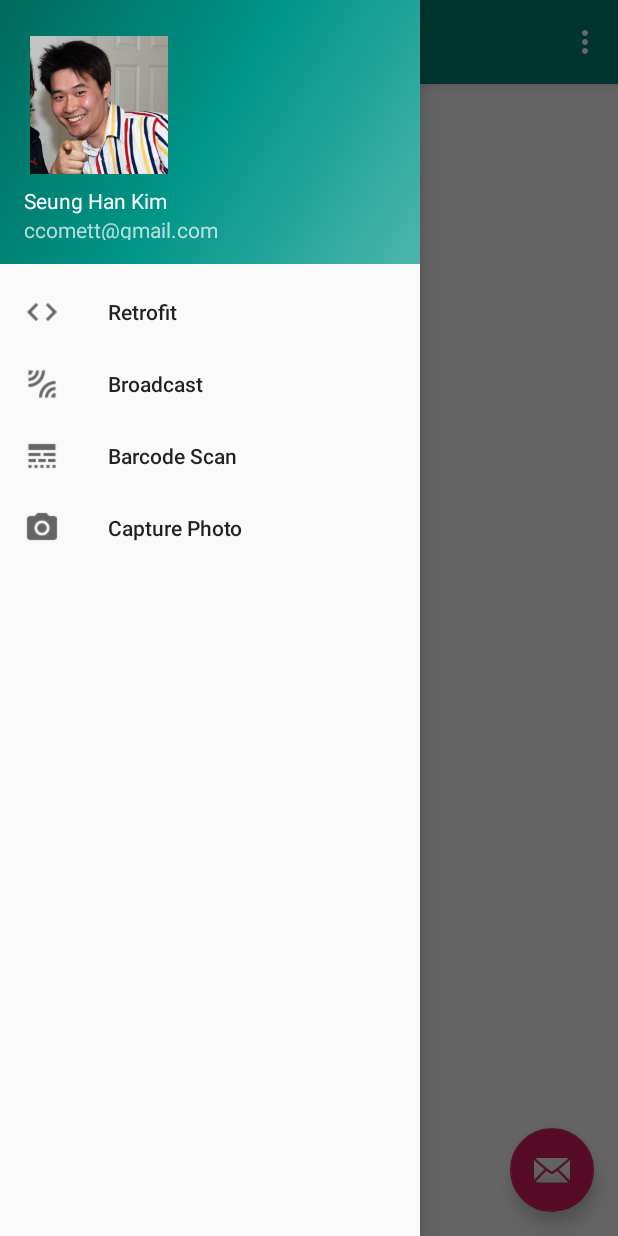
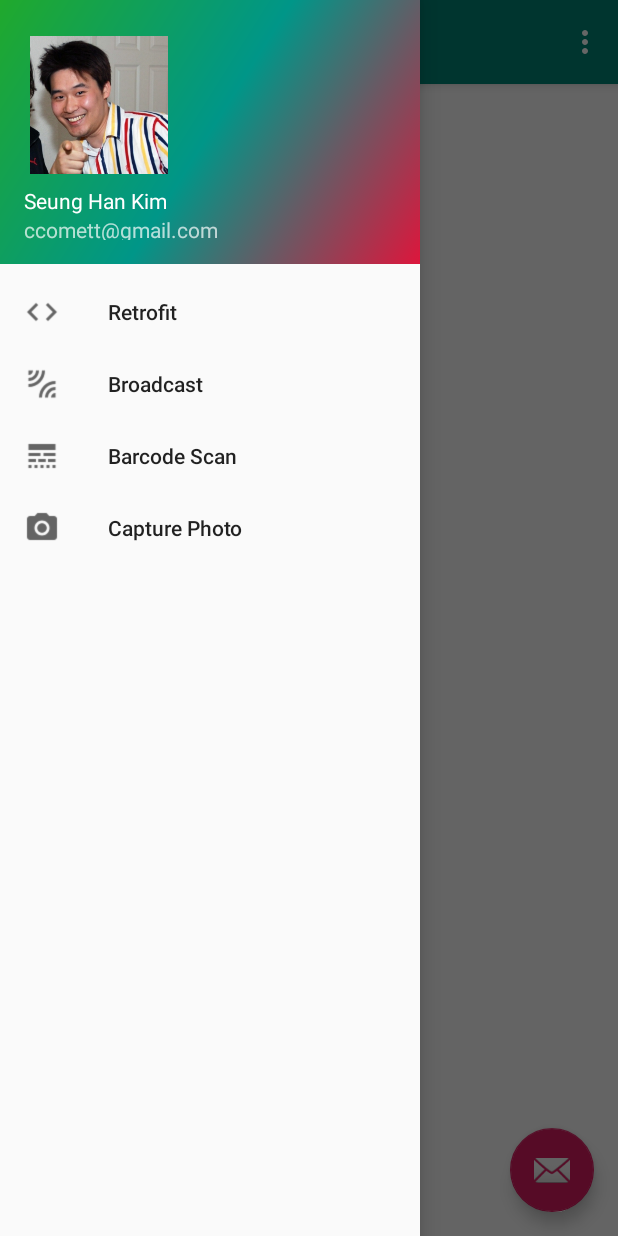
Before and after one commit to xSEUNGHANKIMx/comet, an Android app: the screen it shows after launch (MainActivity), with the side drawer open, on a phone screen of 412 x 824 dp. Run offline under Robolectric (Android 15) with nearby library versions, the phone set to English and light mode, and no system bars.

Commit message:
Change background color on Drawer

```diff
--- a/app/src/main/res/drawable/side_nav_bar.xml
+++ b/app/src/main/res/drawable/side_nav_bar.xml
@@ -3,7 +3,7 @@
     <gradient
         android:angle="135"
         android:centerColor="#009688"
-        android:endColor="#00695C"
-        android:startColor="#4DB6AC"
+        android:endColor="#20a92C"
+        android:startColor="#dD163C"
         android:type="linear" />
 </shape>
```
